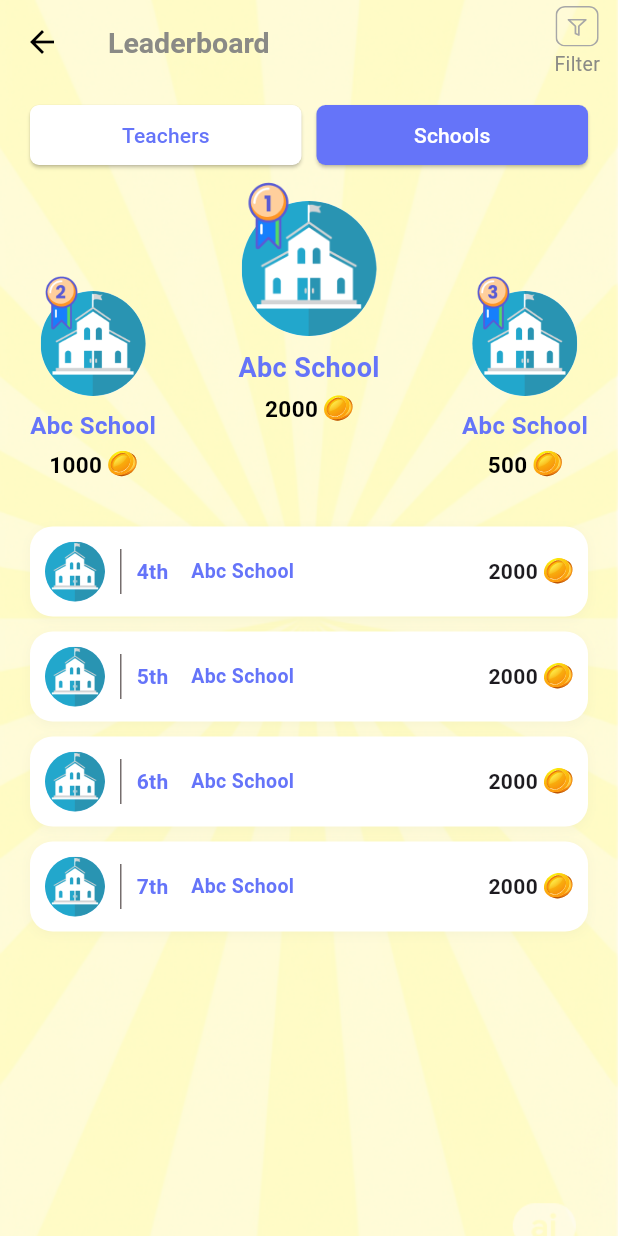
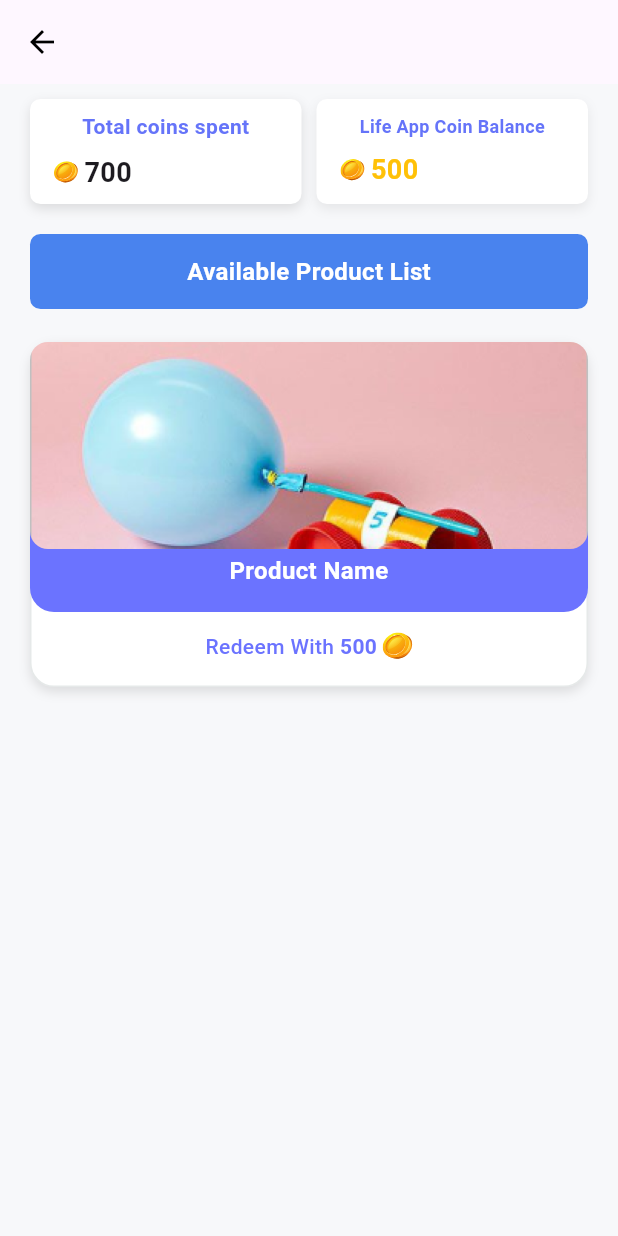
Before and after one commit to AUTU8M/lifelab_pages, a Flutter app: the screen it shows after launch, on a phone screen of 412 x 824 dp. Run offline on Flutter 3.47's test engine with Material 3 defaults, Android fonts, the phone set to English and light mode, and no system bars; our stand-ins replace flutter_svg.

Commit message:
finally product page part done

```diff
--- a/lib/main.dart
+++ b/lib/main.dart
@@ -1,6 +1,6 @@
 import 'package:flutter/material.dart';
-import 'package:lifelab_pages/presentation/school_leaderboard.dart';
-import 'package:lifelab_pages/presentation/teacher_leaderboard.dart';
+import 'package:lifelab_pages/presentation/purchase_list_screen.dart';
+import 'package:lifelab_pages/test.dart';
 
 void main() {
   runApp(const MyApp());
@@ -18,7 +18,7 @@ class MyApp extends StatelessWidget {
       theme: ThemeData(
         colorScheme: ColorScheme.fromSeed(seedColor: Colors.deepPurple),
       ),
-      home: const SchoolLeaderboardScreen(),
+      home: const PurchaseListScreen(),
     );
   }
 }
--- /dev/null
+++ b/lib/presentation/purchase_list_screen.dart
@@ -0,0 +1,292 @@
+import 'package:flutter/material.dart';
+import 'package:flutter_svg/flutter_svg.dart';
+
+class PurchaseListScreen extends StatelessWidget {
+  const PurchaseListScreen({super.key});
+
+  @override
+  Widget build(BuildContext context) {
+    return Scaffold(
+      appBar: AppBar(
+        backgroundColor: Colors.transparent,
+        elevation: 0,
+        leading: IconButton(
+          icon: const Icon(Icons.arrow_back, color: Colors.black),
+          onPressed: () => Navigator.of(context).pop(),
+        ),
+      ),
+      body: Container(
+        decoration: BoxDecoration(
+          color: const Color(
+            0xFFF7F8FA,
+          ), // Soft off-white background for the whole screen
+        ),
+        child: Column(
+          children: [
+            Padding(
+              padding: const EdgeInsets.symmetric(
+                horizontal: 20.0,
+                vertical: 10.0,
+              ),
+              child: Row(
+                children: [
+                  Expanded(
+                    child: Container(
+                      height: 70,
+                      padding: const EdgeInsets.all(4.0),
+                      decoration: BoxDecoration(
+                        color: Colors.white,
+                        borderRadius: BorderRadius.circular(7),
+                        boxShadow: [
+                          BoxShadow(
+                            color: const Color.fromARGB(51, 109, 107, 107),
+                            blurRadius: 6,
+                            offset: const Offset(0, 3),
+                          ),
+                        ],
+                      ),
+                      child: Column(
+                        mainAxisAlignment: MainAxisAlignment.center,
+                        children: [
+                          const Text(
+                            'Total coins spent',
+                            style: TextStyle(
+                              fontSize: 14,
+                              color: Color.fromRGBO(101, 116, 249, 1),
+                              fontWeight: FontWeight.bold,
+                            ),
+                          ),
+                          const SizedBox(height: 8),
+                          Padding(
+                            padding: const EdgeInsets.only(left: 12.0),
+                            child: Row(
+                              mainAxisAlignment: MainAxisAlignment.start,
+                              children: [
+                                SvgPicture.asset('assets/coin.svg', height: 15),
+                                const SizedBox(width: 4),
+                                const Text(
+                                  '700', // Placeholder amount
+                                  style: TextStyle(
+                                    fontSize: 18,
+                                    fontWeight: FontWeight.bold,
+                                  ),
+                                ),
+                              ],
+                            ),
+                          ),
+                        ],
+                      ),
+                    ),
+                  ),
+                  const SizedBox(width: 10),
+                  Expanded(
+                    child: Container(
+                      height: 70,
+                      padding: const EdgeInsets.all(4.0),
+                      decoration: BoxDecoration(
+                        color: Colors.white,
+                        borderRadius: BorderRadius.circular(7),
+                        boxShadow: [
+                          BoxShadow(
+                            color: Colors.grey.withValues(alpha: 0.2),
+                            blurRadius: 6,
+                            offset: const Offset(0, 3),
+                          ),
+                        ],
+                      ),
+                      child: Column(
+                        mainAxisAlignment: MainAxisAlignment.center,
+                        children: [
+                          const Text(
+                            'Life App Coin Balance', // Changed to spent for the second box
+                            style: TextStyle(
+                              fontSize: 12,
+                              color: Color.fromRGBO(101, 116, 249, 1),
+                              fontWeight: FontWeight.bold,
+                            ),
+                          ),
+                          const SizedBox(height: 8),
+                          Padding(
+                            padding: const EdgeInsets.only(left: 12.0),
+                            child: Row(
+                              mainAxisAlignment: MainAxisAlignment.start,
+                              children: [
+                                SvgPicture.asset('assets/coin.svg', height: 15),
+                                const SizedBox(width: 4),
+                                const Text(
+                                  '500', // Placeholder amount
+                                  style: TextStyle(
+                                    fontSize: 18,
+                                    fontWeight: FontWeight.bold,
+                                    color: Colors.amber,
+                                  ),
+                                ),
+                              ],
+                            ),
+                          ),
+                        ],
+                      ),
+                    ),
+                  ),
+                ],
+              ),
+            ),
+            SizedBox(height: 10),
+            Padding(
+              padding: const EdgeInsets.symmetric(horizontal: 20.0),
+              child: Container(
+                height: 50,
+                width: double.infinity,
+                decoration: BoxDecoration(
+                  color: Color.fromRGBO(73, 131, 238, 1),
+                  borderRadius: BorderRadius.circular(7),
+                ),
+                child: Center(
+                  child: Text(
+                    'Available Product List',
+                    style: TextStyle(
+                      color: Colors.white,
+                      fontSize: 16,
+                      fontWeight: FontWeight.bold,
+                    ),
+                  ),
+                ),
+              ),
+            ),
+            SizedBox(height: 10),
+            Container(
+              child: ProductWidget(
+                productName: 'Product Name',
+                redeemPoints: 500,
+              ),
+            ),
+          ],
+        ),
+      ),
+    );
+  }
+}
+
+class ProductWidget extends StatelessWidget {
+  final String balloonAssetPath;
+  final String coinAssetPath;
+  final String productName;
+  final int redeemPoints;
+  final VoidCallback? onTap;
+
+  const ProductWidget({
+    super.key,
+    this.balloonAssetPath = 'assets/balloon.png',
+    this.coinAssetPath = "assets/coin.svg",
+    required this.productName,
+    required this.redeemPoints,
+    this.onTap,
+  });
+
+  @override
+  Widget build(BuildContext context) {
+    return GestureDetector(
+      onTap: onTap,
+      child: Padding(
+        padding: const EdgeInsets.symmetric(horizontal: 20.0, vertical: 12),
+        child: Stack(
+          children: [
+            // Bottom white container (redeem area)
+            Container(
+              height: 230,
+              width: double.infinity,
+              decoration: BoxDecoration(
+                color: Colors.white,
+                borderRadius: BorderRadius.circular(16),
+                boxShadow: [
+                  BoxShadow(
+                    color: const Color.fromARGB(51, 109, 107, 107),
+                    blurRadius: 6,
+                    offset: const Offset(0, 3),
+                  ),
+                ],
+                border: Border.all(
+                  color: const Color.fromRGBO(128, 145, 143, 0.2),
+                  width: 1,
+                ),
+              ),
+              alignment: Alignment.bottomCenter,
+              padding: const EdgeInsets.only(bottom: 16),
+              child: Row(
+                mainAxisAlignment: MainAxisAlignment.center,
+                children: [
+                  const Text(
+                    'Redeem With ',
+                    style: TextStyle(
+                      color: Color(0xFF6B73FF),
+                      fontSize: 14,
+                      fontWeight: FontWeight.w500,
+                    ),
+                  ),
+                  Text(
+                    '$redeemPoints ',
+                    style: const TextStyle(
+                      color: Color(0xFF6B73FF),
+                      fontSize: 14,
+                      fontWeight: FontWeight.w600,
+                    ),
+                  ),
+                  SvgPicture.asset(
+                    coinAssetPath,
+                    width: 20,
+                    height: 20,
+                    fit: BoxFit.contain,
+                  ),
+                ],
+              ),
+            ),
+
+            // Blue container overlaying the white one
+            Positioned(
+              top: 0,
+              left: 0,
+              right: 0,
+              child: Container(
+                height: 180,
+                decoration: BoxDecoration(
+                  color: const Color(0xFF6B73FF),
+                  borderRadius: BorderRadius.circular(16),
+                ),
+                padding: const EdgeInsets.only(bottom: 1),
+                child: Column(
+                  mainAxisAlignment: MainAxisAlignment.end,
+                  children: [
+                    Expanded(
+                      child: ClipRRect(
+                        borderRadius: BorderRadius.all(Radius.circular(12)),
+                        child: Image.asset(
+                          balloonAssetPath,
+                          width: double.infinity,
+                          fit: BoxFit.cover,
+                        ),
+                      ),
+                    ),
+                    const SizedBox(height: 3),
+                    Padding(
+                      padding: const EdgeInsets.only(bottom: 8.0),
+                      child: Text(
+                        productName,
+                        style: const TextStyle(
+                          color: Colors.white,
+                          fontSize: 16,
+                          fontWeight: FontWeight.bold,
+                        ),
+                        textAlign: TextAlign.center,
+                      ),
+                    ),
+                    const SizedBox(height: 7),
+                  ],
+                ),
+              ),
+            ),
+          ],
+        ),
+      ),
+    );
+  }
+}
--- a/pubspec.yaml
+++ b/pubspec.yaml
@@ -68,6 +68,8 @@ flutter:
     - assets/school.png
     - assets/backround.png
     - assets/profile.png
+    - assets/balloon.png
+    - assets/stars.png
   #   - images/a_dot_burr.jpeg
   #   - images/a_dot_ham.jpeg
 
```
Also changed, not shown: folder_structure.txt (added, +36 -0 lines), lib/test.dart (added, +150 -0 lines), assets/balloon.png (added), assets/stars.png (added), assets/testing/Product buy.jpg (added), assets/testing/Purchase Success.jpg (added), assets/testing/Shop product_list.jpg (added), assets/testing/product_list.jpg (added), assets/testing/purchase_history.jpg (added), 3 other files.
